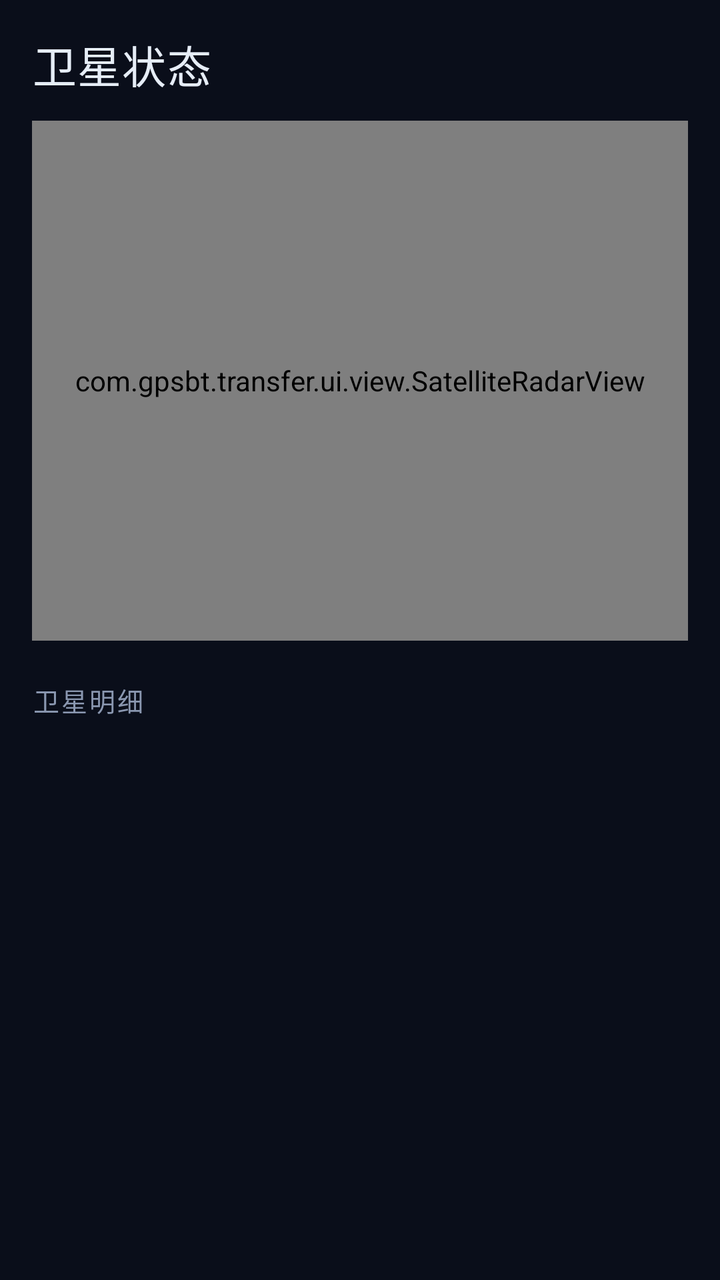
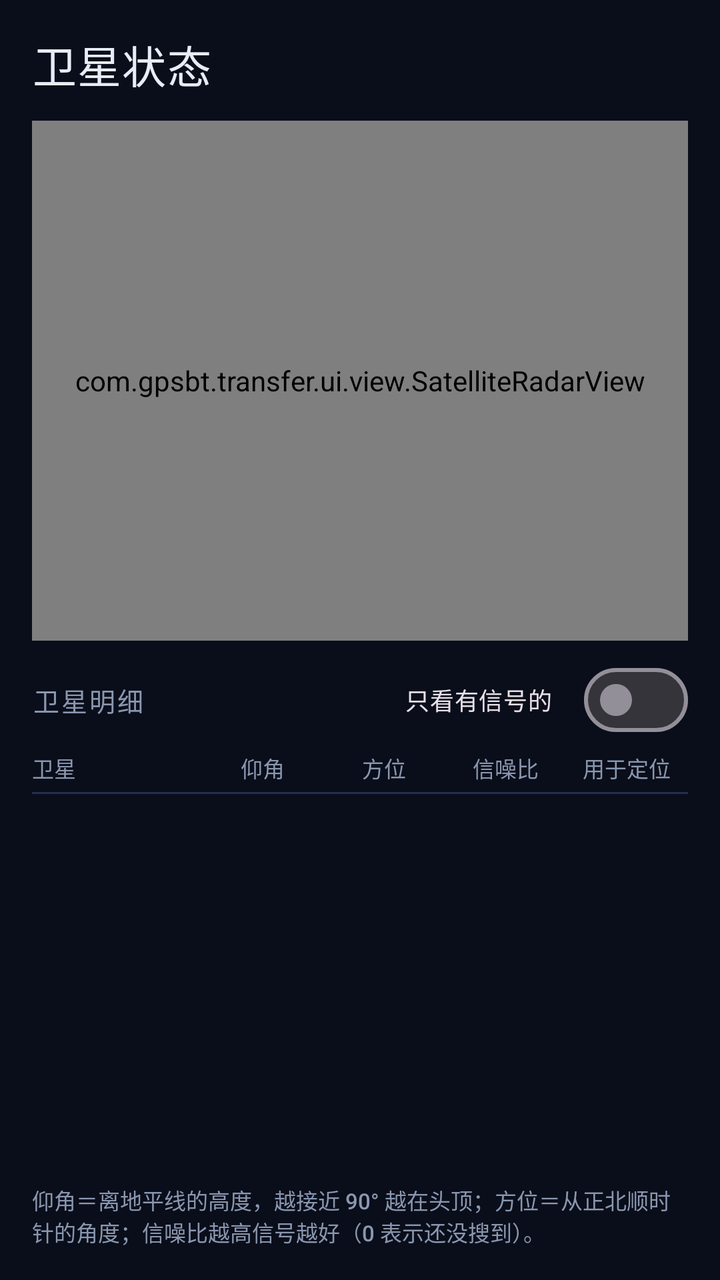

Two renders of the same Android screen: before a commit and after it. Below are the layout's source before the change and the commit's diff.
<!-- AndroidManifest.xml: application theme Theme.GpsBt -->
<!-- res/layout/fragment_satellite.xml -->
<?xml version="1.0" encoding="utf-8"?>
<LinearLayout xmlns:android="http://schemas.android.com/apk/res/android"
    android:layout_width="match_parent"
    android:layout_height="match_parent"
    android:orientation="vertical"
    android:padding="16dp">

    <TextView
        style="@style/TextAppearance.GpsBt.Title"
        android:layout_width="wrap_content"
        android:layout_height="wrap_content"
        android:layout_marginBottom="12dp"
        android:text="@string/satellite_title" />

    <com.gpsbt.transfer.ui.view.SatelliteRadarView
        android:id="@+id/radar_view"
        android:layout_width="match_parent"
        android:layout_height="260dp"
        android:layout_marginBottom="12dp" />

    <TextView
        style="@style/SectionTitle"
        android:layout_width="wrap_content"
        android:layout_height="wrap_content"
        android:text="@string/satellite_list_title" />

    <androidx.recyclerview.widget.RecyclerView
        android:id="@+id/satellite_list"
        android:layout_width="match_parent"
        android:layout_height="0dp"
        android:layout_weight="1" />

    <TextView
        android:id="@+id/satellite_empty"
        style="@style/TextSecondary"
        android:layout_width="match_parent"
        android:layout_height="wrap_content"
        android:text="@string/satellite_empty"
        android:visibility="gone" />
</LinearLayout>
<!-- resources referenced by this layout -->
<resources>
  <string name="satellite_empty">暂无卫星数据</string>
  <string name="satellite_list_title">卫星明细</string>
  <string name="satellite_title">卫星状态</string>
  <style name="SectionTitle">
          <item name="android:textColor">@color/color_text_secondary</item>
          <item name="android:textSize">13sp</item>
          <item name="android:letterSpacing">0.08</item>
          <item name="android:layout_marginTop">8dp</item>
          <item name="android:layout_marginBottom">8dp</item>
      </style>
  <style name="TextAppearance.GpsBt.Title" parent="TextAppearance.Material3.TitleLarge">
          <item name="android:textColor">@color/color_text_primary</item>
          <item name="android:letterSpacing">0.02</item>
      </style>
  <style name="TextSecondary" parent="@android:style/TextAppearance.Material.Body2">
          <item name="android:textColor">@color/color_text_secondary</item>
      </style>
  <style name="Theme.GpsBt" parent="Theme.Material3.Dark.NoActionBar">
          <item name="colorPrimary">@color/color_primary</item>
          <item name="colorOnPrimary">#06231E</item>
          <item name="colorSecondary">@color/color_accent_blue</item>
          <item name="colorOnSecondary">#FFFFFF</item>
          <item name="colorError">@color/color_error</item>
          <item name="android:colorBackground">@color/color_background_start</item>
          <item name="colorSurface">@color/color_card</item>
          <item name="colorOnSurface">@color/color_text_primary</item>
          <item name="colorOnSurfaceVariant">@color/color_text_secondary</item>
          <item name="android:windowBackground">@color/color_background_start</item>
          <item name="android:navigationBarColor">@android:color/transparent</item>
          <item name="android:statusBarColor">@android:color/transparent</item>
          <item name="android:windowLightStatusBar" tools:targetApi="m">false</item>
      </style>
  <color name="color_text_secondary">#8A97B0</color>
  <color name="color_text_primary">#E6EDF7</color>
  <color name="color_primary">#00E5C7</color>
  <color name="color_accent_blue">#3D8BFF</color>
  <color name="color_error">#FF5C6C</color>
  <color name="color_background_start">#0A0E1A</color>
  <color name="color_card">#141C31</color>
</resources>

<!-- the commit's change to res/layout/fragment_satellite.xml (unified diff, before → after) -->
@@ -18,11 +18,88 @@
         android:layout_height="260dp"
         android:layout_marginBottom="12dp" />
 
-    <TextView
-        style="@style/SectionTitle"
-        android:layout_width="wrap_content"
+    
+    <LinearLayout
+        android:layout_width="match_parent"
         android:layout_height="wrap_content"
-        android:text="@string/satellite_list_title" />
+        android:gravity="center_vertical"
+        android:orientation="horizontal">
+
+        <TextView
+            android:id="@+id/satellite_list_title"
+            style="@style/SectionTitle"
+            android:layout_width="0dp"
+            android:layout_height="wrap_content"
+            android:layout_weight="1"
+            android:text="@string/satellite_list_title" />
+
+        <com.google.android.material.materialswitch.MaterialSwitch
+            android:id="@+id/sw_only_active"
+            android:layout_width="wrap_content"
+            android:layout_height="wrap_content"
+            android:minHeight="0dp"
+            android:text="@string/satellite_filter_active"
+            android:textSize="12sp" />
+    </LinearLayout>
+
+    
+    <LinearLayout
+        android:id="@+id/satellite_header"
+        android:layout_width="match_parent"
+        android:layout_height="wrap_content"
+        android:layout_marginTop="8dp"
+        android:orientation="horizontal">
+
+        <TextView
+            style="@style/TextSecondary"
+            android:layout_width="0dp"
+            android:layout_height="wrap_content"
+            android:layout_weight="1.4"
+            android:text="@string/satellite_col_satellite"
+            android:textSize="11sp" />
+
+        <TextView
+            style="@style/TextSecondary"
+            android:layout_width="0dp"
+            android:layout_height="wrap_content"
+            android:layout_weight="1"
+            android:gravity="center"
+            android:text="@string/satellite_col_elevation"
+            android:textSize="11sp" />
+
+        <TextView
+            style="@style/TextSecondary"
+            android:layout_width="0dp"
+            android:layout_height="wrap_content"
+            android:layout_weight="1"
+            android:gravity="center"
+            android:text="@string/satellite_col_azimuth"
+            android:textSize="11sp" />
+
+        <TextView
+            style="@style/TextSecondary"
+            android:layout_width="0dp"
+            android:layout_height="wrap_content"
+            android:layout_weight="1"
+            android:gravity="center"
+            android:text="@string/satellite_col_snr"
+            android:textSize="11sp" />
+
+        <TextView
+            style="@style/TextSecondary"
+            android:layout_width="0dp"
+            android:layout_height="wrap_content"
+            android:layout_weight="1"
+            android:gravity="center"
+            android:text="@string/satellite_col_used"
+            android:textSize="11sp" />
+    </LinearLayout>
+
+    <View
+        android:layout_width="match_parent"
+        android:layout_height="1dp"
+        android:layout_marginTop="4dp"
+        android:background="@color/color_card_stroke" />
 
     <androidx.recyclerview.widget.RecyclerView
         android:id="@+id/satellite_list"
@@ -37,4 +114,13 @@
         android:layout_height="wrap_content"
         android:text="@string/satellite_empty"
         android:visibility="gone" />
+
+    <TextView
+        android:id="@+id/satellite_hint"
+        style="@style/TextSecondary"
+        android:layout_width="match_parent"
+        android:layout_height="wrap_content"
+        android:layout_marginTop="8dp"
+        android:text="@string/satellite_hint"
+        android:textSize="11sp" />
 </LinearLayout>
<!-- resource entries referenced after the edit -->
@@ -1,6 +1,14 @@
 <!-- resources referenced by this layout -->
 <resources>
+  <color name="color_card_stroke">#223050</color>
+  <string name="satellite_col_azimuth">方位</string>
+  <string name="satellite_col_elevation">仰角</string>
+  <string name="satellite_col_satellite">卫星</string>
+  <string name="satellite_col_snr">信噪比</string>
+  <string name="satellite_col_used">用于定位</string>
   <string name="satellite_empty">暂无卫星数据</string>
+  <string name="satellite_filter_active">只看有信号的</string>
+  <string name="satellite_hint">仰角＝离地平线的高度，越接近 90° 越在头顶；方位＝从正北顺时针的角度；信噪比越高信号越好（0 表示还没搜到）。</string>
   <string name="satellite_list_title">卫星明细</string>
   <string name="satellite_title">卫星状态</string>
   <style name="SectionTitle">
